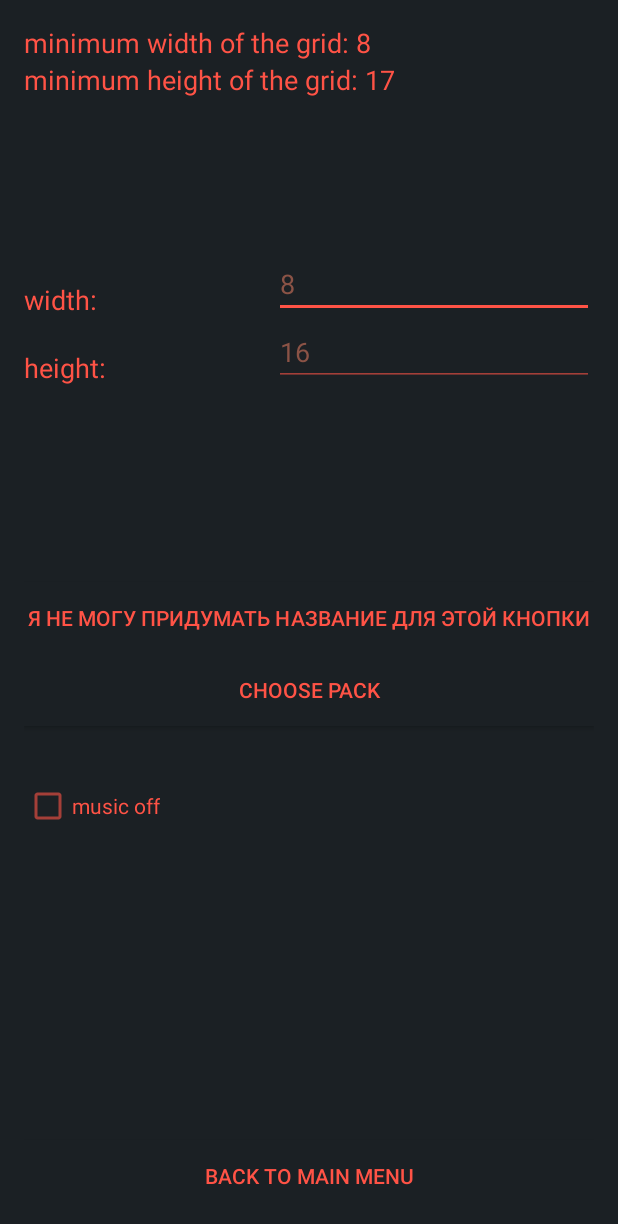
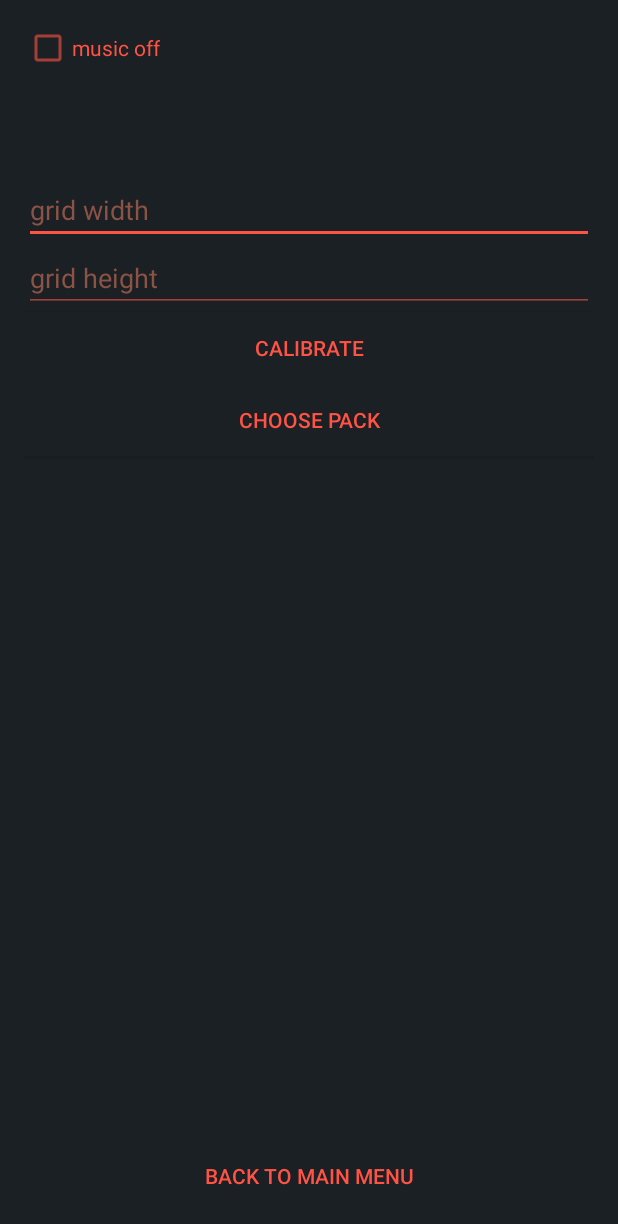
Before and after one commit to stakenschneider/HexTetris, an Android app: the Settings screen opened directly, with no data from a screen before it, on a phone screen of 412 x 824 dp. Shown: the top 1224 px of the screen. Run offline under Robolectric (Android 15) with nearby library versions, the phone set to English and light mode, and no system bars.

Commit message:
по мелочам

```diff
--- a/app/src/main/java/com/example/masha/tetris/Main.java
+++ b/app/src/main/java/com/example/masha/tetris/Main.java
@@ -9,7 +9,6 @@ import android.util.DisplayMetrics;
 import android.view.Display;
 import android.view.View;
 import android.widget.Toast;
-
 import service.MyService;
 
 
@@ -75,7 +74,6 @@ public class Main extends AppCompatActivity implements View.OnClickListener {
                 intent = new Intent(this , Social.class);
                 startActivity(intent);
                 break;
-
         }
     }
 
--- a/app/src/main/java/com/example/masha/tetris/Settings.java
+++ b/app/src/main/java/com/example/masha/tetris/Settings.java
@@ -19,7 +19,6 @@ import static com.example.masha.tetris.Main.scrh;
 
 public class Settings extends AppCompatActivity implements View.OnClickListener {
 
-    Boolean flag = false;
     CheckBox checkBox;
     SharedPreferences sharedPreferences;
     AlertDialog.Builder ad;
@@ -32,7 +31,7 @@ public class Settings extends AppCompatActivity implements View.OnClickListener
     public static final String sWIDTH = "width" ,
             sHEIGHT = "height";
 
-    final CharSequence myList[] = {"normal", "ne normal", "pack 3"};
+    final CharSequence myList[] = {"pack 1", "pack 2", "pack 3"};
 
     @Override
     protected void onCreate(Bundle savedInstanceState) {
@@ -73,7 +72,9 @@ public class Settings extends AppCompatActivity implements View.OnClickListener
     public void onClick(View v) {
         switch (v.getId()) {
             case R.id.bttnSentence:
-                eTh.setText("" +(int)((2*(scrh-30)-2*scrw/(Math.sqrt(3)*(2*Integer.parseInt(eTw.getText().toString())+1)))/(3*2*scrw/(Math.sqrt(3)*(2*Integer.parseInt(eTw.getText().toString())+1)))));
+                eTh.setText("" +(int)((2*(scrh-30)-2*scrw/
+                        (Math.sqrt(3)*(2*Integer.parseInt(eTw.getText().toString())+1)))/
+                        (3*2*scrw/(Math.sqrt(3)*(2*Integer.parseInt(eTw.getText().toString())+1)))));
                 break;
 
             case R.id.bttnDialog:
@@ -88,14 +89,12 @@ public class Settings extends AppCompatActivity implements View.OnClickListener
         //ЧТО БЫ НЕ ЗАБЫТЬ!!!!!!!!!
 
         if (checkBox.isChecked()) {
-            flag = true;
             stopService(new Intent(this, MyService.class));
             checkBox.setText(getResources().getString(R.string.muson));
         }
 
         if (!checkBox.isChecked())
         {
-            flag = false;
             startService(new Intent(this, MyService.class));
             checkBox.setText(getResources().getString(R.string.musoff));
         }
@@ -106,6 +105,7 @@ public class Settings extends AppCompatActivity implements View.OnClickListener
     public void saveText()
     {
         if (!eTh.getText().toString().equals("") && !eTw.getText().toString().equals("")) {
+
             sharedPreferences = getSharedPreferences(MY_PREF, MODE_PRIVATE);
             Editor ed = sharedPreferences.edit();
 
@@ -117,7 +117,7 @@ public class Settings extends AppCompatActivity implements View.OnClickListener
     }
 
 
-    void loadText() {
+   public void loadText() {
         sharedPreferences = getSharedPreferences(MY_PREF, MODE_PRIVATE);
 
         width = sharedPreferences.getInt(sWIDTH , 8 );
--- a/app/src/main/res/layout/activity_end_game.xml
+++ b/app/src/main/res/layout/activity_end_game.xml
@@ -19,7 +19,8 @@
         android:foregroundGravity="center_horizontal"
         android:layout_alignParentTop="true"
         android:layout_centerHorizontal="true"
-        android:layout_marginTop="176dp" />
+        android:layout_marginTop="176dp"
+        android:textSize="50dp" />
 
     <TextView
         android:layout_width="wrap_content"
@@ -32,7 +33,8 @@
         android:layout_alignParentEnd="false"
         android:foregroundGravity="center_horizontal"
         android:layout_below="@+id/textView6"
-        android:layout_centerHorizontal="true" />
+        android:layout_centerHorizontal="true"
+        android:textSize="50dp" />
 
     <Button
         android:layout_width="fill_parent"
--- a/app/src/main/res/layout/activity_settings.xml
+++ b/app/src/main/res/layout/activity_settings.xml
@@ -11,21 +11,20 @@
     android:background="@color/darkGreen">
 
     <EditText
-        android:layout_width="wrap_content"
+        android:layout_width="fill_parent"
         android:layout_height="wrap_content"
         android:inputType="numberSigned"
         android:ems="10"
         android:id="@+id/width"
         android:layout_marginTop="101dp"
         android:textColor="@color/yell"
-        android:layout_below="@+id/textView5"
         android:layout_alignParentEnd="true"
         android:numeric="integer"
-        android:hint="8"
+        android:hint="@string/widthR"
         android:textColorHint="@color/lightRed"/>
 
     <EditText
-        android:layout_width="wrap_content"
+        android:layout_width="fill_parent"
         android:layout_height="wrap_content"
         android:inputType="numberDecimal"
         android:ems="10"
@@ -33,58 +32,19 @@
         android:textColor="@color/yell"
         android:layout_below="@+id/width"
         android:layout_alignParentEnd="true"
-        android:hint="16"
+        android:hint="@string/HeighR"
         android:textColorHint="@color/lightRed"/>
-
-    <TextView
-        android:layout_width="wrap_content"
-        android:layout_height="wrap_content"
-        android:textAppearance="?android:attr/textAppearanceMedium"
-        android:text="@string/lblw"
-        android:id="@+id/textView2"
-        android:textColor="@color/yell"
-        android:layout_alignStart="@+id/textView3"
-        android:layout_alignBottom="@+id/width" />
-
-    <TextView
-        android:layout_width="wrap_content"
-        android:layout_height="wrap_content"
-        android:textAppearance="?android:attr/textAppearanceMedium"
-        android:text="@string/lblh"
-        android:id="@+id/textView3"
-        android:textColor="@color/yell"
-        android:layout_alignBottom="@+id/height" />
-
-    <TextView
-        android:layout_width="wrap_content"
-        android:layout_height="wrap_content"
-        android:textAppearance="?android:attr/textAppearanceMedium"
-        android:text="@string/minW"
-        android:id="@+id/textView4"
-        android:textColor="@color/yell"
-        android:layout_alignParentTop="true"
-        android:layout_alignParentStart="true" />
-
-    <TextView
-        android:layout_width="wrap_content"
-        android:layout_height="wrap_content"
-        android:textAppearance="?android:attr/textAppearanceMedium"
-        android:text="@string/minH"
-        android:id="@+id/textView5"
-        android:textColor="@color/yell"
-        android:layout_below="@+id/textView4"
-        android:layout_alignParentLeft="true" />
 
     <Button
         android:layout_width="match_parent"
         android:layout_height="wrap_content"
-        android:text="я не могу придумать название для этой кнопки"
+        android:text="@string/bttnIDK"
         android:id="@+id/bttnSentence"
         android:background="@color/darkGreen"
         android:textColor="@color/yell"
-        android:layout_centerVertical="true"
-        android:layout_alignParentStart="true"
-        android:contextClickable="false" />
+        android:contextClickable="false"
+        android:layout_below="@+id/height"
+        android:layout_alignParentStart="true" />
 
     <CheckBox
         android:layout_width="wrap_content"
@@ -93,9 +53,8 @@
         android:id="@+id/radioButton"
         android:textColor="@color/yell"
         android:checked="false"
-        android:layout_below="@+id/bttnDialog"
-        android:layout_alignParentStart="true"
-        android:layout_marginTop="37dp" />
+        android:layout_alignParentTop="true"
+        android:layout_alignParentStart="true" />
 
     <Button
         android:layout_width="fill_parent"
--- a/app/src/main/res/layout/activity_social.xml
+++ b/app/src/main/res/layout/activity_social.xml
@@ -18,7 +18,7 @@
         android:textColor="@color/yell"
         android:background="@color/darkGreen"
         android:layout_below="@+id/btn_share"
-        android:layout_alignParentLeft="true" />
+        android:layout_alignParentStart="true" />
 
     <Button
         android:layout_width="fill_parent"
--- a/app/src/main/res/values/strings.xml
+++ b/app/src/main/res/values/strings.xml
@@ -44,4 +44,6 @@
     <string name="pack_2" translatable="false">ne normal pack</string>
     <string name="pack_3" translatable="false">chiki freaky</string>
     <string name="pack_4" translatable="false">pack 4</string>
+    <string name="bttnInStartActivity">ok</string>
+    <string name="bttnIDK">calibrate</string>
 </resources>
```
Also changed, not shown: app/src/main/java/com/example/masha/tetris/Start.java (+12 -1 lines), app/src/main/java/draw/DrawGrid.java (+8 -8 lines), app/src/main/java/draw/Pack_3.java (+6 -6 lines), app/src/main/res/layout/activity_start.xml (+10 -0 lines), 2 other files.
